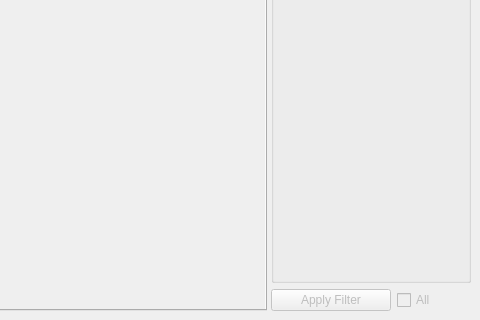
This is mainwindow.ui in Airels/ihm-tabs as Qt 5 draws it before an edit; both pictures show x 800 to 1280 and y 437 to 757 of the 1280 by 757 pixel window. The edited form follows.
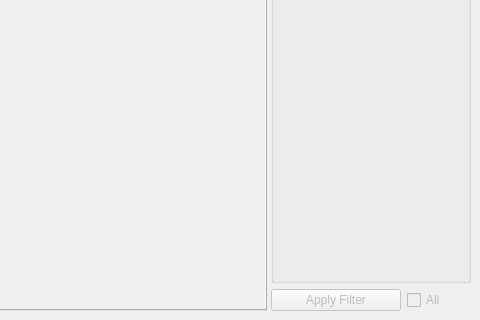
This is the edited form.

The edit to the form file:
```diff
--- a/mainwindow.ui
+++ b/mainwindow.ui
@@ -284,7 +284,7 @@
             </property>
             <property name="minimumSize">
              <size>
-              <width>120</width>
+              <width>130</width>
               <height>0</height>
              </size>
             </property>
```
Left out of the diff: 22 changed lines with no effect on the pictures.
